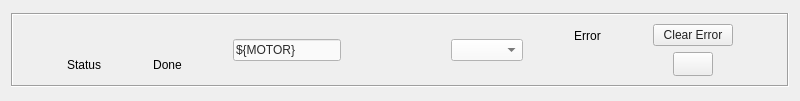
The window that pcdswidgets/ui/motion/common/motor_state_mover.ui (pcdshub/pcdswidgets) describes before a commit, drawn with Qt 5.
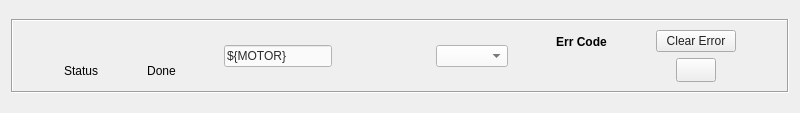
The same window after the commit. Custom widgets are drawn as their Qt base class.

Commit message: state mover

What changed in the file:
```diff
--- a/pcdswidgets/ui/motion/common/motor_state_mover.ui
+++ b/pcdswidgets/ui/motion/common/motor_state_mover.ui
@@ -7,7 +7,7 @@
     <x>0</x>
     <y>0</y>
     <width>800</width>
-    <height>101</height>
+    <height>113</height>
    </rect>
   </property>
   <property name="windowTitle">
@@ -331,8 +331,14 @@
             <verstretch>0</verstretch>
            </sizepolicy>
           </property>
+          <property name="font">
+           <font>
+            <weight>75</weight>
+            <bold>true</bold>
+           </font>
+          </property>
           <property name="text">
-           <string>Error</string>
+           <string>Err Code</string>
           </property>
           <property name="alignment">
            <set>Qt::AlignCenter</set>
```
The commit also changes 1 other file.
